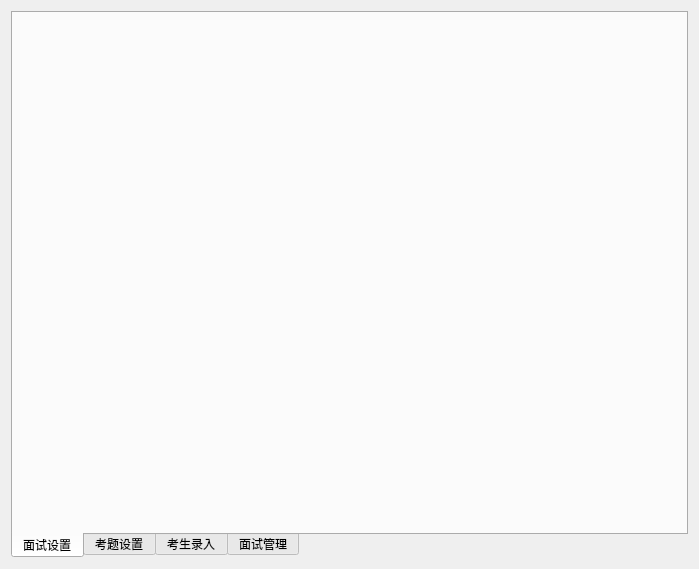
jamesbee/stu-inter-sys, file centerview.ui: the form before one commit.
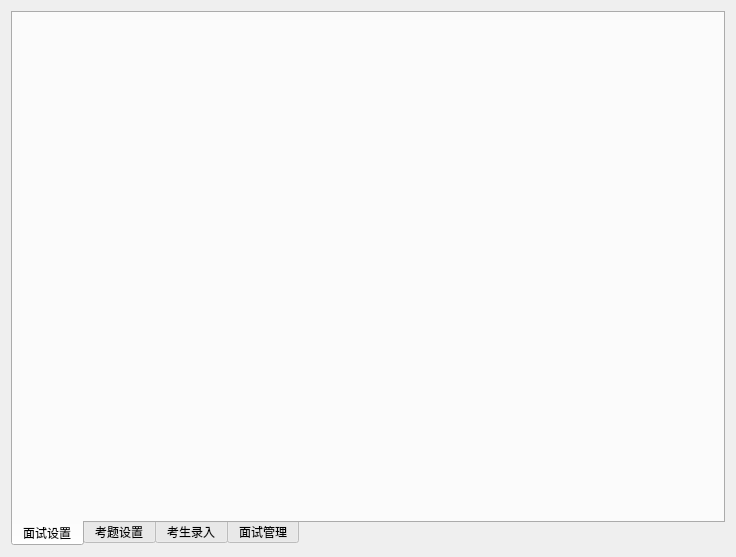
The form after the commit. The open tabs and pages were chosen to show the change.

Patch:
```diff
--- a/centerview.ui
+++ b/centerview.ui
@@ -6,8 +6,8 @@
    <rect>
     <x>0</x>
     <y>0</y>
-    <width>699</width>
-    <height>569</height>
+    <width>736</width>
+    <height>557</height>
    </rect>
   </property>
   <property name="windowTitle">
```
Left out of the diff: 2 changed lines with no effect on the pictures.
